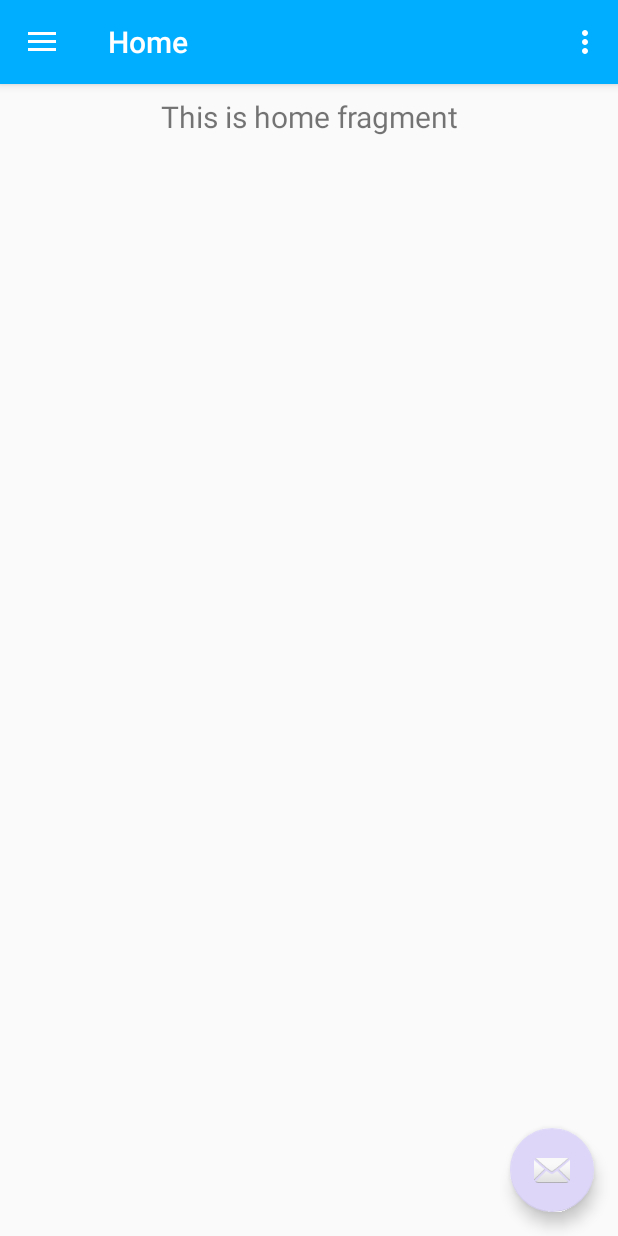
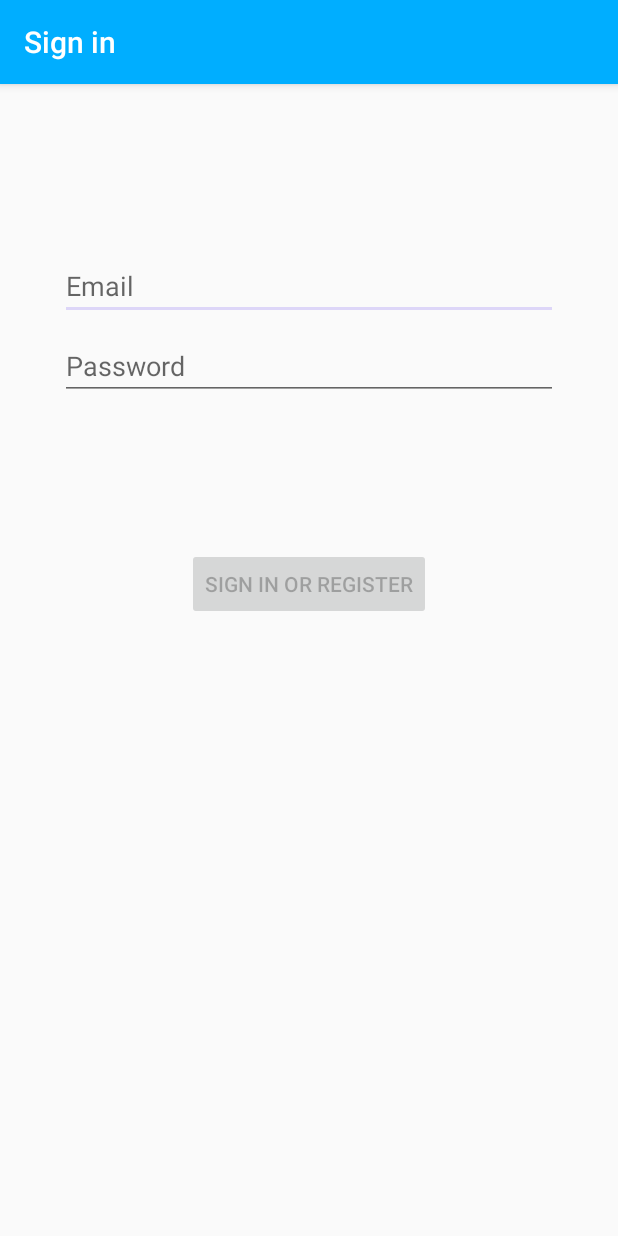
Before and after one commit to laureanray/jsocc-android-app, an Android app: the screen it shows after launch (MainActivity before the commit, LoginActivity after it), on a phone screen of 412 x 824 dp. Run offline under Robolectric (Android 15) with nearby library versions, the phone set to English and light mode, and no system bars; our stand-ins replace navigation-ui.

Commit message:
Login Activity and Main Activity setup

```diff
--- a/app/src/main/java/com/laureanray/csc/MainActivity.java
+++ b/app/src/main/java/com/laureanray/csc/MainActivity.java
@@ -1,5 +1,6 @@
 package com.laureanray.csc;
 
+import android.content.Intent;
 import android.os.Bundle;
 
 import com.google.android.material.floatingactionbutton.FloatingActionButton;
@@ -13,6 +14,8 @@ import androidx.navigation.ui.AppBarConfiguration;
 import androidx.navigation.ui.NavigationUI;
 
 import com.google.android.material.navigation.NavigationView;
+import com.laureanray.csc.app.App;
+import com.laureanray.csc.ui.login.LoginActivity;
 
 import androidx.drawerlayout.widget.DrawerLayout;
 
@@ -28,17 +31,29 @@ public class MainActivity extends AppCompatActivity {
     @Override
     protected void onCreate(Bundle savedInstanceState) {
         super.onCreate(savedInstanceState);
-        setContentView(R.layout.activity_main);
+
+        // Check if user is logged in
+
+        if(((App) getApplication()).getStateManager().isLoggedIn()) {
+            setContentView(R.layout.activity_main);
+        } else {
+            Intent intent = new Intent(this, LoginActivity.class);
+            startActivity(intent);
+
+            return;
+        }
+
         Toolbar toolbar = findViewById(R.id.toolbar);
         setSupportActionBar(toolbar);
-        FloatingActionButton fab = findViewById(R.id.fab);
-        fab.setOnClickListener(new View.OnClickListener() {
-            @Override
-            public void onClick(View view) {
-                Snackbar.make(view, "Replace with your own action", Snackbar.LENGTH_LONG)
-                        .setAction("Action", null).show();
-            }
-        });
+//        FloatingActionButton fab = findViewById(R.id.fab);
+//        fab.setOnClickListener(new View.OnClickListener() {
+//            @Override
+//            public void onClick(View view) {
+//                Snackbar.make(view, "Replace with your own action", Snackbar.LENGTH_LONG)
+//                        .setAction("Action", null).show();
+//            }
+//        });
+
         DrawerLayout drawer = findViewById(R.id.drawer_layout);
         NavigationView navigationView = findViewById(R.id.nav_view);
         // Passing each menu ID as a set of Ids because each
--- a/app/src/main/java/com/laureanray/csc/app/StateManager.java
+++ b/app/src/main/java/com/laureanray/csc/app/StateManager.java
@@ -6,7 +6,7 @@ public class StateManager {
 
     StateManager() {
         // Do things here
-        isLoggedIn = true;
+        isLoggedIn = false;
     }
 
     public boolean isLoggedIn() {
--- a/app/src/main/res/layout/app_bar_main.xml
+++ b/app/src/main/res/layout/app_bar_main.xml
@@ -22,12 +22,6 @@
 
     <include layout="@layout/content_main" />
 
-    <com.google.android.material.floatingactionbutton.FloatingActionButton
-        android:id="@+id/fab"
-        android:layout_width="wrap_content"
-        android:layout_height="wrap_content"
-        android:layout_gravity="bottom|end"
-        android:layout_margin="@dimen/fab_margin"
-        app:srcCompat="@android:drawable/ic_dialog_email" />
+
 
 </androidx.coordinatorlayout.widget.CoordinatorLayout>
--- a/build.gradle
+++ b/build.gradle
@@ -4,11 +4,9 @@ buildscript {
     repositories {
         google()
         jcenter()
-
     }
     dependencies {
         classpath 'com.android.tools.build:gradle:3.5.2'
-
         // NOTE: Do not place your application dependencies here; they belong
         // in the individual module build.gradle files
     }
```
Also changed, not shown: app/src/main/java/com/laureanray/csc/ui/login/LoginActivity.java (+12 -0 lines).
